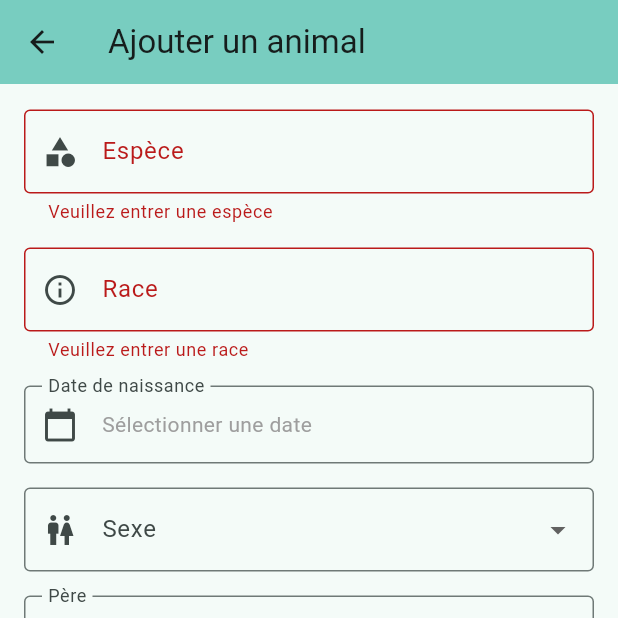
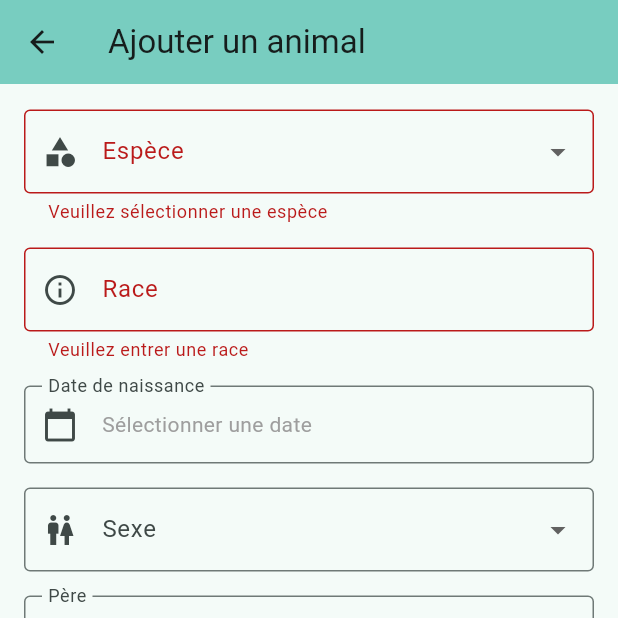
Before and after one commit to davisone/Carnet-de-sant-, a Flutter app: the AddAnimalScreen screen opened directly, scrolled down 235 dp, after a tap on "Enregistrer", on a phone screen of 412 x 824 dp, the top half of it. Run offline on Flutter 3.47's test engine with Material 3 defaults, Android fonts, the phone set to English and light mode, and no system bars; our stand-ins replace cloud_firestore, firebase_core, firebase_storage, image_picker, shared_preferences; accounts and stored records are empty.

Commit message:
le champs Espèce est une vrai liste déroulante, (impossible de mettre du texte)

```diff
--- a/carnet_sante_animaux/lib/screens/add_animal_screen.dart
+++ b/carnet_sante_animaux/lib/screens/add_animal_screen.dart
@@ -20,7 +20,6 @@ class _AddAnimalScreenState extends State<AddAnimalScreen> {
   final ImagePicker _picker = ImagePicker();
 
   late TextEditingController _nomController;
-  late TextEditingController _especeController;
   late TextEditingController _raceController;
   late TextEditingController _couleurController;
   late TextEditingController _numeroIdController;
@@ -28,28 +27,24 @@ class _AddAnimalScreenState extends State<AddAnimalScreen> {
 
   DateTime? _dateNaissance;
   String? _sexe;
+  String? _espece;
   String? _photoPath;
   String? _pereId;
   String? _mereId;
   List<Animal> _animaux = [];
 
   final List<String> _especesSuggestions = [
+    'Chèvre',
+    'Mouton',
+    'Cheval',
     'Chien',
     'Chat',
-    'Lapin',
-    'Oiseau',
-    'Hamster',
-    'Cochon d\'Inde',
-    'Cheval',
-    'Tortue',
   ];
 
   @override
   void initState() {
     super.initState();
     _nomController = TextEditingController(text: widget.animal?.nom ?? '');
-    _especeController =
-        TextEditingController(text: widget.animal?.espece ?? '');
     _raceController = TextEditingController(text: widget.animal?.race ?? '');
     _couleurController =
         TextEditingController(text: widget.animal?.couleur ?? '');
@@ -58,6 +53,7 @@ class _AddAnimalScreenState extends State<AddAnimalScreen> {
     _notesController = TextEditingController(text: widget.animal?.notes ?? '');
     _dateNaissance = widget.animal?.dateNaissance;
     _sexe = widget.animal?.sexe;
+    _espece = widget.animal?.espece;
     _photoPath = widget.animal?.photoPath;
     _pereId = widget.animal?.pereId;
     _mereId = widget.animal?.mereId;
@@ -129,7 +125,6 @@ class _AddAnimalScreenState extends State<AddAnimalScreen> {
   @override
   void dispose() {
     _nomController.dispose();
-    _especeController.dispose();
     _raceController.dispose();
     _couleurController.dispose();
     _numeroIdController.dispose();
@@ -204,42 +199,27 @@ class _AddAnimalScreenState extends State<AddAnimalScreen> {
               },
             ),
             const SizedBox(height: 16),
-            Autocomplete<String>(
-              optionsBuilder: (TextEditingValue textEditingValue) {
-                if (textEditingValue.text.isEmpty) {
-                  return _especesSuggestions;
-                }
-                return _especesSuggestions.where((String option) {
-                  return option
-                      .toLowerCase()
-                      .contains(textEditingValue.text.toLowerCase());
-                });
-              },
-              onSelected: (String selection) {
-                _especeController.text = selection;
-              },
-              fieldViewBuilder: (BuildContext context,
-                  TextEditingController fieldTextEditingController,
-                  FocusNode fieldFocusNode,
-                  VoidCallback onFieldSubmitted) {
-                return TextFormField(
-                  controller: fieldTextEditingController,
-                  focusNode: fieldFocusNode,
+            DropdownButtonFormField<String>(
+              value: _espece,
               decoration: const InputDecoration(
                 labelText: 'Espèce',
                 border: OutlineInputBorder(),
                 prefixIcon: Icon(Icons.category),
               ),
+              items: _especesSuggestions.map((String espece) {
+                return DropdownMenuItem<String>(
+                  value: espece,
+                  child: Text(espece),
+                );
+              }).toList(),
               onChanged: (value) {
-                    _especeController.text = value;
+                setState(() => _espece = value);
               },
               validator: (value) {
                 if (value == null || value.isEmpty) {
-                      return 'Veuillez entrer une espèce';
+                  return 'Veuillez sélectionner une espèce';
                 }
                 return null;
-                  },
-                );
               },
             ),
             const SizedBox(height: 16),
@@ -416,7 +396,7 @@ class _AddAnimalScreenState extends State<AddAnimalScreen> {
       final animal = Animal(
         id: widget.animal?.id ?? const Uuid().v4(),
         nom: _nomController.text,
-        espece: _especeController.text,
+        espece: _espece!,
         race: _raceController.text,
         dateNaissance: _dateNaissance!,
         sexe: _sexe,
```
Also changed, not shown: 2 other files. Lines whose indentation alone changed are shown as unchanged.
